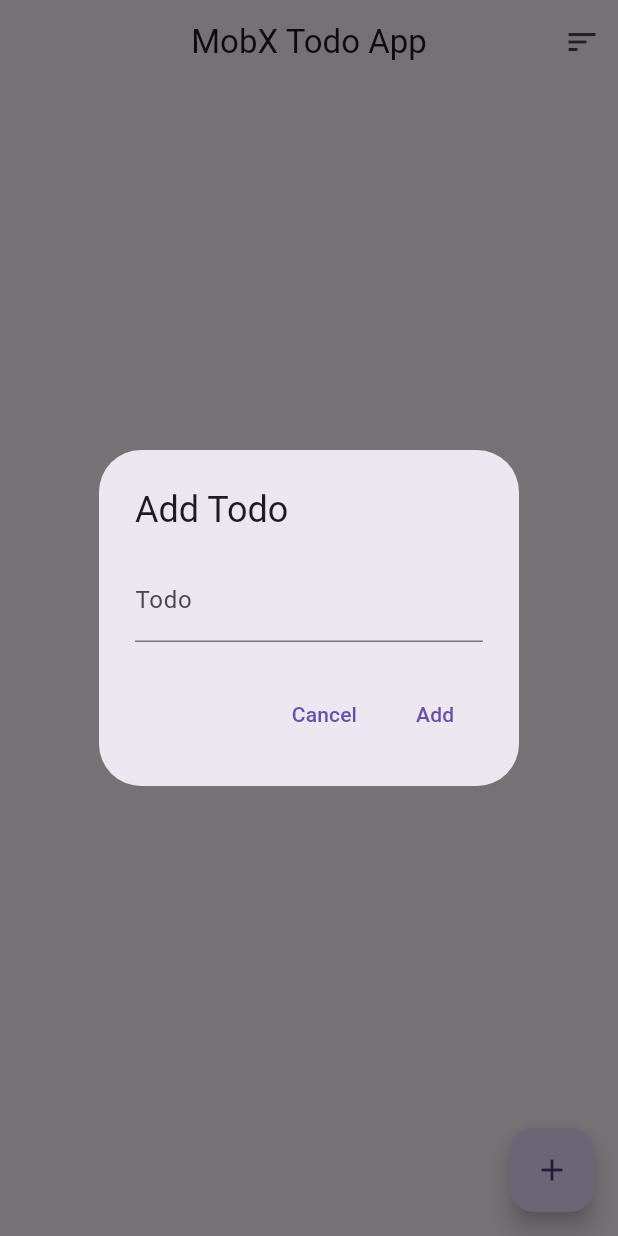
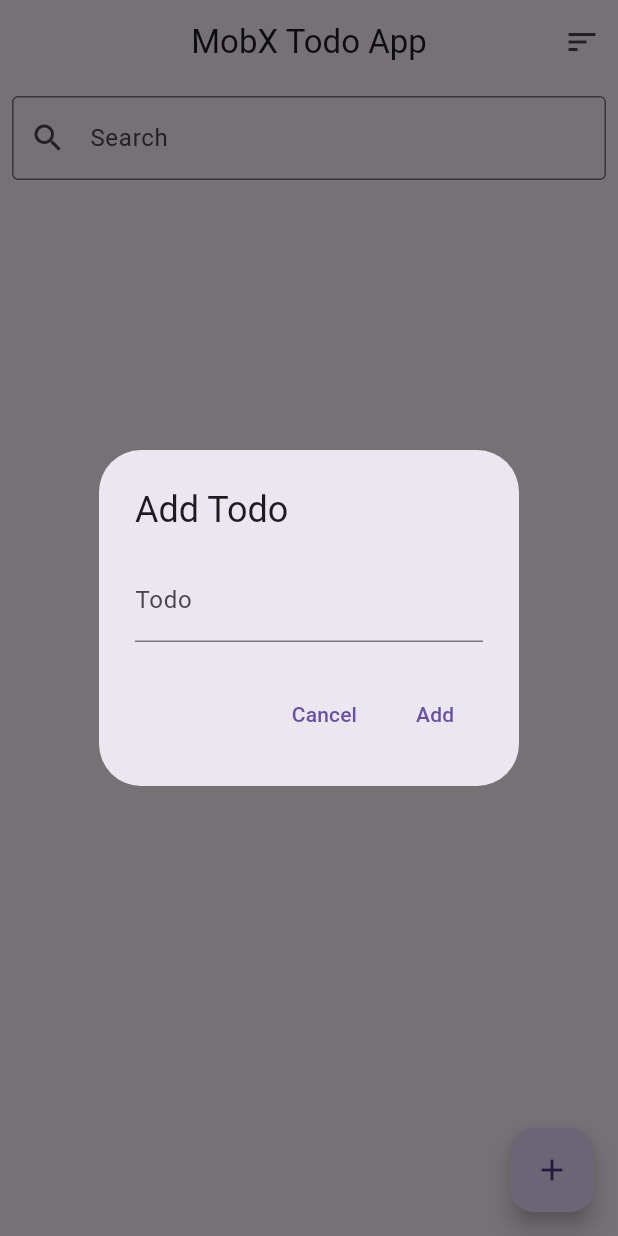
Before and after one commit to Miqo44/ToDoApp, a Flutter app: the screen it shows after launch, after a tap on the "add" icon, on a phone screen of 412 x 824 dp. Run offline on Flutter 3.47's test engine with Material 3 defaults, Android fonts, the phone set to English and light mode, and no system bars; our stand-ins replace flutter_mobx, mobx; generated files the repository leaves out were written again; network calls fail.

Commit message:
Added search

```diff
--- a/lib/Screens/todo_list_screen.dart
+++ b/lib/Screens/todo_list_screen.dart
@@ -8,7 +8,7 @@ import 'edit_screen.dart';
 class TodoListScreen extends StatelessWidget {
   final TodoStore todoStore;
 
-  const TodoListScreen({super.key, required this.todoStore});
+  const TodoListScreen({Key? key, required this.todoStore}) : super(key: key);
 
   @override
   Widget build(BuildContext context) {
@@ -37,9 +37,27 @@ class TodoListScreen extends StatelessWidget {
               child: Text('Error: ${snapshot.error}'),
             );
           } else {
-            return Observer(
+            return Column(
+              children: [
+                Padding(
+                  padding: const EdgeInsets.all(8.0),
+                  child: TextField(
+                    onChanged: (value) {
+                      todoStore.setSearchTerm(value);
+                    },
+                    decoration: const InputDecoration(
+                      labelText: 'Search',
+                      // hintText: 'Enter search term...',
+                      prefixIcon: Icon(Icons.search),
+                      border: OutlineInputBorder(),
+                    ),
+                  ),
+                ),
+                Expanded(
+                  child: Observer(
                     builder: (_) {
-                if (todoStore.todos.isEmpty) {
+                      final todosToShow = todoStore.searchResults.isNotEmpty ? todoStore.searchResults : todoStore.todos;
+                      if (todosToShow.isEmpty) {
                         return const Center(
                           child: Text('No todos available'),
                         );
@@ -49,9 +67,9 @@ class TodoListScreen extends StatelessWidget {
                             height: 10,
                             color: Colors.black,
                           ),
-                    itemCount: todoStore.todos.length,
+                          itemCount: todosToShow.length,
                           itemBuilder: (context, index) {
-                      final todo = todoStore.todos[index];
+                            final todo = todosToShow[index];
                             return ListTile(
                               onTap: () => _editTodoDescription(
                                 context,
@@ -82,6 +100,9 @@ class TodoListScreen extends StatelessWidget {
                         );
                       }
                     },
+                  ),
+                ),
+              ],
             );
           }
         },
```
Also changed, not shown: lib/models/todo_store.dart (+26 -0 lines), lib/models/todo_store.g.dart. Lines whose indentation alone changed are shown as unchanged.
